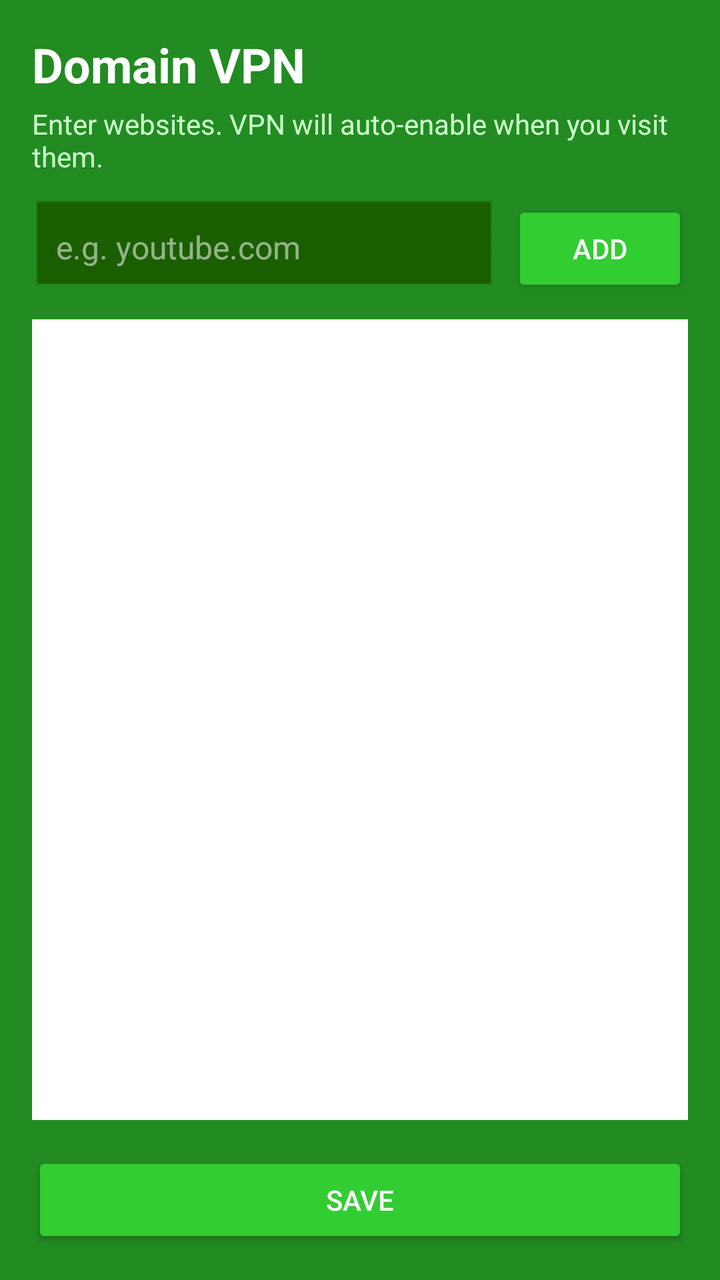
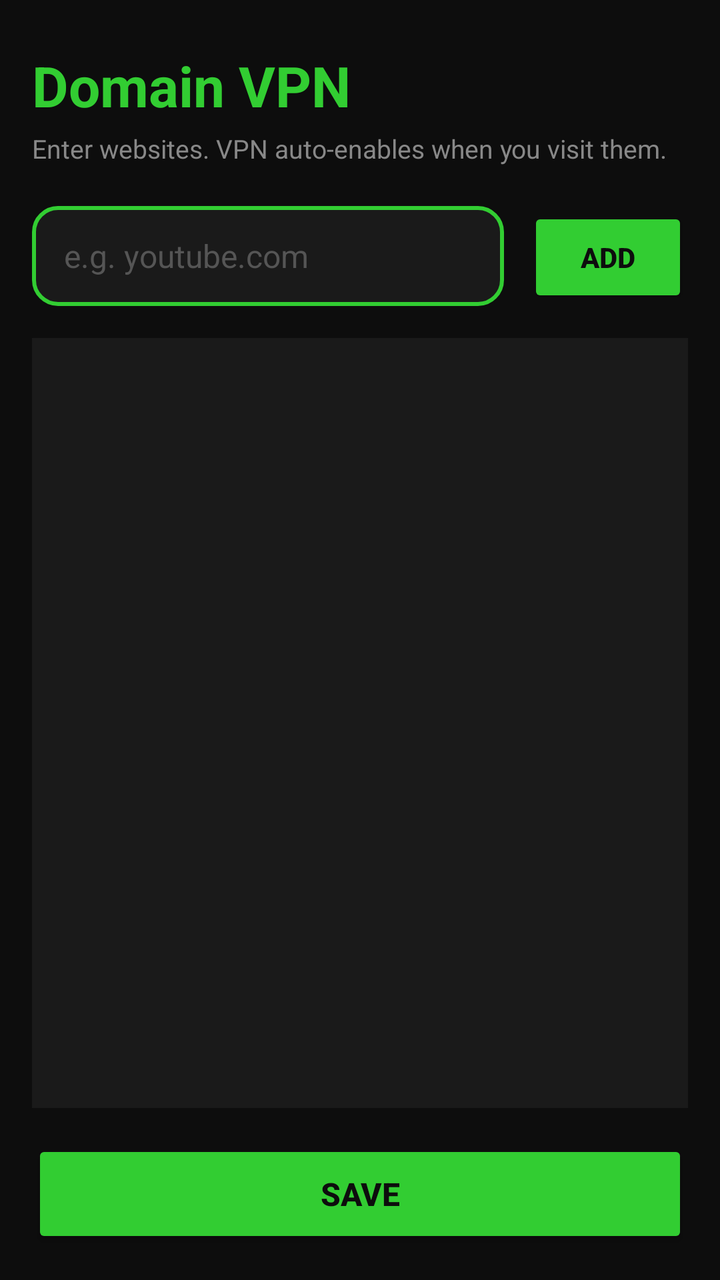

An Android layout rendered at two revisions. The XML below is the earlier revision; the diff shows what the commit changed to produce the second picture.
<!-- AndroidManifest.xml: application theme Theme.Config -->
<!-- res/layout/activity_domain_vpn.xml -->
<?xml version="1.0" encoding="utf-8"?>
<LinearLayout
    xmlns:android="http://schemas.android.com/apk/res/android"
    android:layout_width="match_parent"
    android:layout_height="match_parent"
    android:orientation="vertical"
    android:background="#228B22"
    android:padding="16dp">

    <TextView
        android:layout_width="wrap_content"
        android:layout_height="wrap_content"
        android:text="Domain VPN"
        android:textSize="24sp"
        android:textStyle="bold"
        android:textColor="@android:color/white"
        android:layout_marginBottom="4dp" />

    <TextView
        android:layout_width="wrap_content"
        android:layout_height="wrap_content"
        android:text="Enter websites. VPN will auto-enable when you visit them."
        android:textSize="14sp"
        android:textColor="#ccffcc"
        android:layout_marginBottom="12dp" />

    <LinearLayout
        android:layout_width="match_parent"
        android:layout_height="wrap_content"
        android:orientation="horizontal"
        android:layout_marginBottom="12dp">

        <EditText
            android:id="@+id/etDomain"
            android:layout_width="0dp"
            android:layout_height="wrap_content"
            android:layout_weight="1"
            android:hint="e.g. youtube.com"
            android:textColorHint="#88ffffff"
            android:textColor="@android:color/white"
            android:background="@android:drawable/edit_text"
            android:backgroundTint="#1a5c00"
            android:padding="12dp"
            android:textSize="16sp" />

        <Button
            android:id="@+id/btnAdd"
            android:layout_width="wrap_content"
            android:layout_height="wrap_content"
            android:text="Add"
            android:textColor="@android:color/white"
            android:backgroundTint="#32CD32"
            android:layout_marginStart="8dp" />
    </LinearLayout>

    <androidx.recyclerview.widget.RecyclerView
        android:id="@+id/rvDomains"
        android:layout_width="match_parent"
        android:layout_height="0dp"
        android:layout_weight="1"
        android:background="@android:color/white"
        android:padding="8dp" />

    <Button
        android:id="@+id/btnSave"
        android:layout_width="match_parent"
        android:layout_height="wrap_content"
        android:text="Save"
        android:textColor="@android:color/white"
        android:backgroundTint="#32CD32"
        android:layout_marginTop="16dp" />

</LinearLayout>
<!-- resources referenced by this layout -->
<resources>
  <style name="Theme.Config" parent="Theme.MaterialComponents.DayNight.NoActionBar">
          <item name="colorPrimary">@color/green_500</item>
          <item name="colorPrimaryVariant">@color/green_700</item>
          <item name="colorOnPrimary">@color/white</item>
          <item name="colorSecondary">@color/lime_200</item>
          <item name="colorSecondaryVariant">@color/lime_500</item>
          <item name="colorOnSecondary">@color/black</item>
          <item name="android:statusBarColor">@color/green_700</item>
          <item name="android:navigationBarColor">@color/black</item>
          <item name="android:windowBackground">@color/green_700</item>
      </style>
  <color name="green_500">#FF32CD32</color>
  <color name="green_700">#FF228B22</color>
  <color name="white">#FFFFFFFF</color>
  <color name="lime_200">#FFADFF2F</color>
  <color name="lime_500">#FF7CFC00</color>
  <color name="black">#FF000000</color>
</resources>

<!-- the commit's change to res/layout/activity_domain_vpn.xml (unified diff, before → after) -->
@@ -4,53 +4,57 @@
     android:layout_width="match_parent"
     android:layout_height="match_parent"
     android:orientation="vertical"
-    android:background="#228B22"
+    android:background="#0D0D0D"
     android:padding="16dp">
 
     <TextView
         android:layout_width="wrap_content"
         android:layout_height="wrap_content"
         android:text="Domain VPN"
-        android:textSize="24sp"
+        android:textSize="28sp"
         android:textStyle="bold"
-        android:textColor="@android:color/white"
+        android:textColor="#32CD32"
+        android:layout_marginTop="8dp"
         android:layout_marginBottom="4dp" />
 
     <TextView
         android:layout_width="wrap_content"
         android:layout_height="wrap_content"
-        android:text="Enter websites. VPN will auto-enable when you visit them."
-        android:textSize="14sp"
-        android:textColor="#ccffcc"
-        android:layout_marginBottom="12dp" />
+        android:text="Enter websites. VPN auto-enables when you visit them."
+        android:textSize="13sp"
+        android:textColor="#888888"
+        android:layout_marginBottom="20dp" />
 
     <LinearLayout
         android:layout_width="match_parent"
         android:layout_height="wrap_content"
         android:orientation="horizontal"
-        android:layout_marginBottom="12dp">
+        android:layout_marginBottom="16dp">
 
         <EditText
             android:id="@+id/etDomain"
             android:layout_width="0dp"
-            android:layout_height="wrap_content"
+            android:layout_height="50dp"
             android:layout_weight="1"
             android:hint="e.g. youtube.com"
-            android:textColorHint="#88ffffff"
-            android:textColor="@android:color/white"
-            android:background="@android:drawable/edit_text"
-            android:backgroundTint="#1a5c00"
-            android:padding="12dp"
-            android:textSize="16sp" />
+            android:textColorHint="#555555"
+            android:textColor="#FFFFFF"
+            android:background="@drawable/domain_input_bg"
+            android:paddingStart="16dp"
+            android:paddingEnd="16dp"
+            android:textSize="16sp"
+            android:singleLine="true" />
 
         <Button
             android:id="@+id/btnAdd"
-            android:layout_width="wrap_content"
-            android:layout_height="wrap_content"
+            android:layout_width="80dp"
+            android:layout_height="50dp"
             android:text="Add"
-            android:textColor="@android:color/white"
+            android:textColor="#0D0D0D"
+            android:textStyle="bold"
+            android:textSize="14sp"
             android:backgroundTint="#32CD32"
-            android:layout_marginStart="8dp" />
+            android:layout_marginStart="12dp" />
     </LinearLayout>
 
     <androidx.recyclerview.widget.RecyclerView
@@ -58,15 +62,17 @@
         android:layout_width="match_parent"
         android:layout_height="0dp"
         android:layout_weight="1"
-        android:background="@android:color/white"
-        android:padding="8dp" />
+        android:background="#1A1A1A"
+        android:padding="12dp" />
 
     <Button
         android:id="@+id/btnSave"
         android:layout_width="match_parent"
-        android:layout_height="wrap_content"
+        android:layout_height="54dp"
         android:text="Save"
-        android:textColor="@android:color/white"
+        android:textColor="#0D0D0D"
+        android:textStyle="bold"
+        android:textSize="16sp"
         android:backgroundTint="#32CD32"
         android:layout_marginTop="16dp" />
 
<!-- resource entries referenced after the edit -->
@@ -1,5 +1,13 @@
 <!-- resources referenced by this layout -->
 <resources>
+  <!-- drawable domain_input_bg (drawable) -->
+  <?xml version="1.0" encoding="utf-8"?>
+  <shape xmlns:android="http://schemas.android.com/apk/res/android"
+      android:shape="rectangle">
+      <solid android:color="#1A1A1A" />
+      <stroke android:width="2dp" android:color="#32CD32" />
+      <corners android:radius="12dp" />
+  </shape>
   <style name="Theme.Config" parent="Theme.MaterialComponents.DayNight.NoActionBar">
           <item name="colorPrimary">@color/green_500</item>
           <item name="colorPrimaryVariant">@color/green_700</item>
